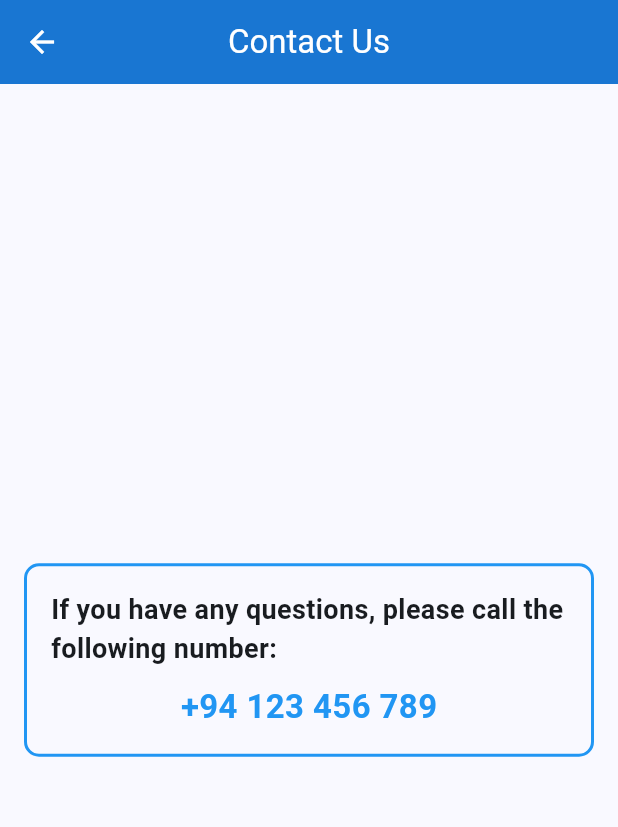
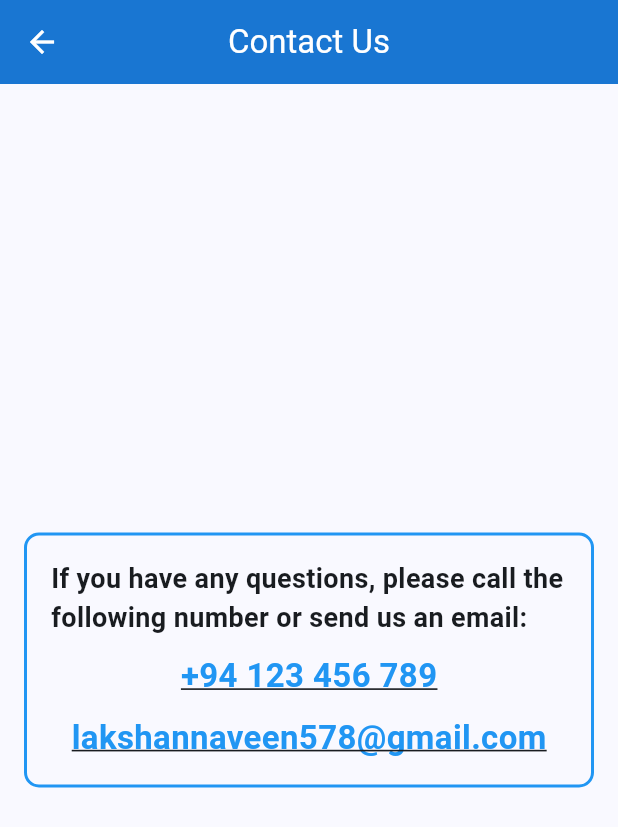
Before and after one commit to lakshannaveen/evotemobile, a Flutter app: the ContactUsPage screen opened by its route, on a phone screen of 412 x 824 dp. Shown: the top 827 px of the screen. Run offline on Flutter 3.47's test engine with Material 3 defaults, Android fonts, the light colour scheme and no system bars; our stand-ins replace cloud_firestore, file_picker, firebase_core; missing offline and left inert: bcrypt, dart_jsonwebtoken; accounts and stored records are empty.

Commit message:
add email launcher option
now user can clickble and go to email or phone

```diff
--- a/lib/pages/contact_us.dart
+++ b/lib/pages/contact_us.dart
@@ -1,10 +1,38 @@
 import 'package:flutter/material.dart';
+import 'package:url_launcher/url_launcher.dart';
 
 class ContactUsPage extends StatelessWidget {
   const ContactUsPage({super.key});
 
+  void _launchPhone(String phoneNumber) async {
+    final Uri phoneUri = Uri(scheme: 'tel', path: phoneNumber);
+    if (await canLaunchUrl(phoneUri)) {
+      await launchUrl(phoneUri);
+    } else {
+      throw 'Could not launch $phoneUri';
+    }
+  }
+
+  void _launchEmail(String email) async {
+    final Uri emailUri = Uri(
+      scheme: 'mailto',
+      path: email,
+      query: 'subject=Contact Us',
+    );
+    if (await canLaunchUrl(emailUri)) {
+      await launchUrl(emailUri, mode: LaunchMode.externalApplication);
+    } else {
+      throw 'Could not launch $emailUri';
+    }
+  }
+
   @override
   Widget build(BuildContext context) {
+    const String phoneNumber =
+        '+94 123 456 789'; // Replace with any contact number
+    const String email =
+        'lakshannaveen578@gmail.com'; // Replace with any contact email
+
     return Scaffold(
       appBar: AppBar(
         title: const Text('Contact Us'),
@@ -22,22 +50,39 @@ class ContactUsPage extends StatelessWidget {
                   border: Border.all(color: Colors.blue, width: 2),
                   borderRadius: BorderRadius.circular(10),
                 ),
-                child: const Column(
+                child: Column(
                   children: [
-                    Text(
-                      'If you have any questions, please call the following number:',
+                    const Text(
+                      'If you have any questions, please call the following number or send us an email:',
                       style: TextStyle(
                         fontSize: 18,
                         fontWeight: FontWeight.bold,
                       ),
                     ),
-                    SizedBox(height: 10),
-                    Text(
-                      '+94 123 456 789', // Replace with any contact number
-                      style: TextStyle(
-                        fontSize: 22,
-                        fontWeight: FontWeight.bold,
-                        color: Colors.blue,
+                    const SizedBox(height: 10),
+                    GestureDetector(
+                      onTap: () => _launchPhone(phoneNumber),
+                      child: const Text(
+                        phoneNumber,
+                        style: TextStyle(
+                          fontSize: 22,
+                          fontWeight: FontWeight.bold,
+                          color: Colors.blue,
+                          decoration: TextDecoration.underline,
+                        ),
+                      ),
+                    ),
+                    const SizedBox(height: 10),
+                    GestureDetector(
+                      onTap: () => _launchEmail(email),
+                      child: const Text(
+                        email,
+                        style: TextStyle(
+                          fontSize: 22,
+                          fontWeight: FontWeight.bold,
+                          color: Colors.blue,
+                          decoration: TextDecoration.underline,
+                        ),
                       ),
                     ),
                   ],
--- a/pubspec.yaml
+++ b/pubspec.yaml
@@ -15,6 +15,7 @@ dependencies:
   bcrypt: 1.1.3
   dart_jsonwebtoken: ^2.17.0
   file_picker: ^6.1.1
+  url_launcher: ^6.0.3
 
 dev_dependencies:
   flutter_test:
```
Also changed, not shown: pubspec.lock, 6 other files.
